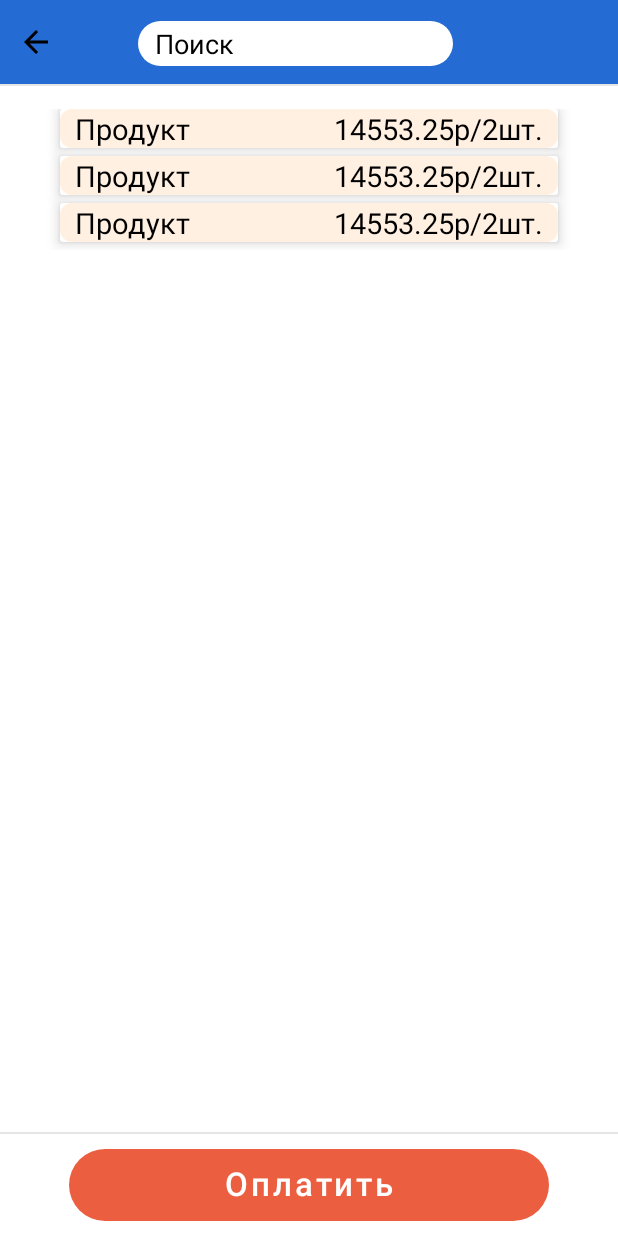
After one commit to Coo3n/Quick-Cheque, an Android app: the layout fragment_payment_window.xml on its own in the app's theme, with its tools: preview values and no code run, on a phone screen of 412 x 824 dp. The commit adds this screen. Run offline under Robolectric (Android 15) with nearby library versions, the phone set to English and light mode, and no system bars.

Commit message:
Added first version of payment fragment

```diff
--- a/app/build.gradle
+++ b/app/build.gradle
@@ -33,6 +33,7 @@ android {
         viewBinding true
         dataBinding true
     }
+    namespace 'com.example.quick_cheque'
 }
 
 dependencies {
--- a/app/src/main/AndroidManifest.xml
+++ b/app/src/main/AndroidManifest.xml
@@ -1,7 +1,6 @@
 <?xml version="1.0" encoding="utf-8"?>
 <manifest xmlns:android="http://schemas.android.com/apk/res/android"
-    xmlns:tools="http://schemas.android.com/tools"
-    package="com.example.quick_cheque">
+    xmlns:tools="http://schemas.android.com/tools">
 
     <application
         android:allowBackup="true"
--- a/app/src/main/java/com/example/quick_cheque/MainActivity.kt
+++ b/app/src/main/java/com/example/quick_cheque/MainActivity.kt
@@ -2,6 +2,7 @@ package com.example.quick_cheque
 
 import androidx.appcompat.app.AppCompatActivity
 import android.os.Bundle
+import com.example.quick_cheque.screens.PaymentWindowFragment
 import com.example.quick_cheque.screens.ReceiptWindowFragment
 
 
@@ -12,7 +13,7 @@ class MainActivity : AppCompatActivity() {
 
         supportFragmentManager
             .beginTransaction()
-            .add(R.id.container, ReceiptWindowFragment())
+            .add(R.id.container, PaymentWindowFragment())
             .commit()
     }
 }
--- /dev/null
+++ b/app/src/main/java/com/example/quick_cheque/delegates/ProductListDelegate.kt
@@ -0,0 +1,41 @@
+package com.example.quick_cheque.delegates
+
+import android.view.LayoutInflater
+import android.view.View
+import android.view.ViewGroup
+import android.widget.TextView
+import androidx.constraintlayout.widget.ConstraintLayout
+import androidx.recyclerview.widget.RecyclerView
+import com.example.quick_cheque.R
+import com.example.quick_cheque.list_items.ListItem
+import com.example.quick_cheque.list_items.ProductListItem
+
+class ProductListDelegate : Delegate {
+    override fun getViewHolder(parent: ViewGroup): RecyclerView.ViewHolder {
+        return ListViewHolder(
+            LayoutInflater.from(parent.context).inflate(R.layout.card_view_payment, parent, false)
+        )
+    }
+
+    override fun bindViewHolder(holder: RecyclerView.ViewHolder, listItem: ListItem) {
+        (holder as ListViewHolder).bind(listItem as ProductListItem)
+    }
+
+    override fun forItem(listItem: ListItem): Boolean = listItem is ProductListItem
+
+    inner class ListViewHolder(itemView: View) : RecyclerView.ViewHolder(itemView) {
+        private val productName: TextView = itemView.findViewById(R.id.productName)
+        private val price: TextView = itemView.findViewById(R.id.price)
+        private val count: TextView = itemView.findViewById(R.id.count)
+
+        fun bind(listItem: ProductListItem) {
+
+            with(listItem.product) {
+                this@ListViewHolder.productName.text = name;
+                this@ListViewHolder.price.text = price.toString() + "р/";
+                this@ListViewHolder.count.text = count.toString() + "шт.";
+            }
+
+        }
+    }
+}
--- /dev/null
+++ b/app/src/main/java/com/example/quick_cheque/list_items/ProductListItem.kt
@@ -0,0 +1,7 @@
+package com.example.quick_cheque.list_items
+
+import com.example.quick_cheque.model.Product
+
+class ProductListItem (
+    val product : Product
+) : ListItem
--- /dev/null
+++ b/app/src/main/java/com/example/quick_cheque/model/Product.kt
@@ -0,0 +1,15 @@
+package com.example.quick_cheque.model
+
+import java.math.BigDecimal
+
+class Product {
+    var name: String;
+    var price: BigDecimal;
+    var count: Int;
+
+    constructor(name: String, price: BigDecimal, count: Int) {
+        this.name = name;
+        this.price = price;
+        this.count = count;
+    }
+}
--- /dev/null
+++ b/app/src/main/java/com/example/quick_cheque/screens/PaymentWindowFragment.kt
@@ -0,0 +1,68 @@
+package com.example.quick_cheque.screens
+
+import android.os.Bundle
+import android.view.LayoutInflater
+import android.view.View
+import android.view.ViewGroup
+import androidx.fragment.app.Fragment
+import androidx.recyclerview.widget.LinearLayoutManager
+import androidx.recyclerview.widget.RecyclerView
+import com.example.quick_cheque.adapters.ListAdapterWithDelegates
+import com.example.quick_cheque.databinding.FragmentPaymentWindowBinding
+import com.example.quick_cheque.delegates.ProductListDelegate
+import com.example.quick_cheque.list_items.ProductListItem
+import com.example.quick_cheque.model.Product
+import java.math.BigDecimal
+
+class PaymentWindowFragment : Fragment() {
+    private var binding: FragmentPaymentWindowBinding? = null
+    private val _binding: FragmentPaymentWindowBinding
+        get() = binding!!
+
+    private lateinit var paymentRecyclerViewList: RecyclerView
+
+    override fun onCreateView(
+        inflater: LayoutInflater,
+        container: ViewGroup?,
+        savedInstanceState: Bundle?
+    ): View {
+        binding = FragmentPaymentWindowBinding.inflate(inflater)
+        return _binding.root
+    }
+
+    override fun onViewCreated(view: View, savedInstanceState: Bundle?) {
+        super.onViewCreated(view, savedInstanceState)
+        paymentRecyclerViewList = _binding.productList
+        paymentRecyclerViewList.layoutManager = LinearLayoutManager(requireContext())
+
+        paymentRecyclerViewList.adapter = ListAdapterWithDelegates(
+            delegates = listOf(ProductListDelegate()),
+            listItems = getProductList()
+        )
+    }
+
+    private fun getProductList(): List<ProductListItem> {
+        return listOf(
+            ProductListItem(
+                Product(
+                    name = "Cookies",
+                    price = BigDecimal("79.99"),
+                    count = 1,
+                ),
+            ),
+
+            ProductListItem(
+                Product(
+                    name = "Tea",
+                    price = BigDecimal("129.99"),
+                    count = 2,
+                ),
+            ),
+        )
+    }
+
+    override fun onDestroy() {
+        binding = null
+        super.onDestroy()
+    }
+}
--- /dev/null
+++ b/app/src/main/res/drawable/baseline_arrow_back_24.xml
@@ -0,0 +1,5 @@
+<vector android:autoMirrored="true" android:height="24dp"
+    android:tint="#000000" android:viewportHeight="24"
+    android:viewportWidth="24" android:width="24dp" xmlns:android="http://schemas.android.com/apk/res/android">
+    <path android:fillColor="@android:color/white" android:pathData="M20,11H7.83l5.59,-5.59L12,4l-8,8 8,8 1.41,-1.41L7.83,13H20v-2z"/>
+</vector>
--- /dev/null
+++ b/app/src/main/res/layout/card_view_payment.xml
@@ -0,0 +1,67 @@
+<?xml version="1.0" encoding="utf-8"?>
+<androidx.cardview.widget.CardView xmlns:android="http://schemas.android.com/apk/res/android"
+    xmlns:app="http://schemas.android.com/apk/res-auto"
+    xmlns:tools="http://schemas.android.com/tools"
+    android:id="@+id/itemViewPayment"
+    android:layout_width="match_parent"
+    android:layout_height="wrap_content"
+    android:layout_marginStart="20dp"
+    android:layout_marginEnd="20dp"
+    android:layout_marginBottom="5dp"
+    app:cardElevation="5dp"
+    app:cardPreventCornerOverlap="false">
+
+    <androidx.constraintlayout.widget.ConstraintLayout
+        android:id="@+id/wrapperListItem"
+        android:layout_width="match_parent"
+        android:layout_height="wrap_content">
+
+        <RelativeLayout
+            android:id="@+id/listItem"
+            android:layout_width="match_parent"
+            android:layout_height="wrap_content"
+            android:background="@drawable/custom_layer_list"
+            app:layout_constraintLeft_toLeftOf="parent"
+            app:layout_constraintRight_toRightOf="parent"
+            app:layout_constraintTop_toTopOf="parent">
+
+            <TextView
+                android:id="@+id/productName"
+                android:layout_width="wrap_content"
+                android:layout_height="wrap_content"
+                android:layout_marginStart="10dp"
+                android:layout_alignParentStart="true"
+                android:ellipsize="end"
+                android:maxLines="2"
+                android:textColor="@color/black"
+                android:textSize="19sp"
+                tools:text="Продукт" />
+
+            <TextView
+                android:id="@+id/price"
+                android:layout_width="wrap_content"
+                android:layout_height="wrap_content"
+                android:layout_marginStart="10dp"
+                android:ellipsize="end"
+                android:layout_toLeftOf="@+id/count"
+                android:maxLines="1"
+                android:textColor="@color/black"
+                android:textSize="19sp"
+                tools:text="14553.25р/" />
+
+            <TextView
+                android:id="@+id/count"
+                android:layout_width="wrap_content"
+                android:layout_height="wrap_content"
+                android:layout_alignParentEnd="true"
+                android:layout_marginEnd="10dp"
+                android:ellipsize="end"
+                android:maxLines="1"
+                android:textColor="@color/black"
+                android:textSize="19sp"
+                tools:text="2шт." />
+
+
+        </RelativeLayout>
+    </androidx.constraintlayout.widget.ConstraintLayout>
+</androidx.cardview.widget.CardView>
--- /dev/null
+++ b/app/src/main/res/layout/fragment_payment_window.xml
@@ -0,0 +1,111 @@
+<?xml version="1.0" encoding="utf-8"?>
+<androidx.constraintlayout.widget.ConstraintLayout xmlns:android="http://schemas.android.com/apk/res/android"
+    xmlns:app="http://schemas.android.com/apk/res-auto"
+    xmlns:tools="http://schemas.android.com/tools"
+    android:layout_width="match_parent"
+    android:layout_height="match_parent"
+    tools:context=".screens.ReceiptWindowFragment">
+
+    <androidx.constraintlayout.widget.ConstraintLayout
+        android:id="@+id/custom_toll_bar"
+        android:layout_width="match_parent"
+        android:layout_height="?android:actionBarSize"
+        android:background="@color/blue"
+        app:layout_constraintLeft_toLeftOf="parent"
+        app:layout_constraintRight_toRightOf="parent"
+        app:layout_constraintTop_toTopOf="parent">
+
+        <androidx.appcompat.widget.AppCompatImageButton
+            android:id="@+id/buttonBack"
+            android:layout_width="wrap_content"
+            android:layout_height="wrap_content"
+            android:layout_marginStart="12dp"
+            android:layout_marginTop="17dp"
+            android:layout_marginEnd="30dp"
+            android:layout_marginBottom="17dp"
+            android:background="@color/blue"
+            android:scaleType="centerCrop"
+            android:src="@drawable/baseline_arrow_back_24"
+            android:tint="@color/black"
+            app:layout_constraintBottom_toBottomOf="parent"
+            app:layout_constraintLeft_toLeftOf="parent"
+            app:layout_constraintTop_toTopOf="parent" />
+
+        <androidx.appcompat.widget.AppCompatEditText
+            android:layout_width="210dp"
+            android:layout_height="30dp"
+            android:layout_marginStart="30dp"
+            android:layout_marginTop="15dp"
+            android:layout_marginEnd="84dp"
+            android:layout_marginBottom="13dp"
+            android:background="@drawable/style_for_toolbar_search"
+            android:ellipsize="end"
+            android:hint="@string/search"
+            android:maxLines="1"
+            android:paddingStart="11dp"
+            android:paddingEnd="10dp"
+            android:textColor="@color/black"
+            android:textColorHint="@color/black"
+            app:layout_constraintBottom_toBottomOf="parent"
+            app:layout_constraintLeft_toRightOf="@id/buttonBack"
+            app:layout_constraintRight_toRightOf="parent"
+            app:layout_constraintTop_toTopOf="parent" />
+    </androidx.constraintlayout.widget.ConstraintLayout>
+
+    <View
+        android:id="@+id/firstDividingStrip"
+        android:layout_width="match_parent"
+        android:layout_height="1dp"
+        android:background="@color/gray"
+        app:layout_constraintLeft_toLeftOf="parent"
+        app:layout_constraintRight_toRightOf="parent"
+        app:layout_constraintTop_toBottomOf="@+id/custom_toll_bar" />
+
+    <androidx.recyclerview.widget.RecyclerView
+        android:id="@+id/productList"
+        android:layout_width="match_parent"
+        android:layout_height="wrap_content"
+        android:layout_marginStart="20dp"
+        android:layout_marginEnd="20dp"
+        android:layout_marginBottom="20dp"
+        android:overScrollMode="never"
+        android:paddingTop="15dp"
+        android:scrollbars="none"
+        app:layout_constrainedHeight="true"
+        app:layout_constraintBottom_toTopOf="@id/secondDividingStrip"
+        app:layout_constraintLeft_toLeftOf="parent"
+        app:layout_constraintRight_toRightOf="parent"
+        app:layout_constraintTop_toBottomOf="@id/firstDividingStrip"
+        app:layout_constraintVertical_bias="0"
+        app:layout_constraintVertical_chainStyle="packed"
+        tools:listitem="@layout/card_view_payment" />
+
+    <View
+        android:id="@+id/secondDividingStrip"
+        android:layout_width="match_parent"
+        android:layout_height="1dp"
+        android:layout_marginBottom="10dp"
+        android:background="@color/gray"
+        app:layout_constraintBottom_toTopOf="@id/buttonNextToDistributeCheque"
+        app:layout_constraintLeft_toLeftOf="parent"
+        app:layout_constraintRight_toRightOf="parent" />
+
+    <Button
+        android:id="@+id/buttonNextToDistributeCheque"
+        android:layout_width="320dp"
+        android:layout_height="48dp"
+        android:layout_marginStart="20dp"
+        android:layout_marginEnd="20dp"
+        android:layout_marginBottom="10dp"
+        android:background="@drawable/orange_style_button_next_to_distribute_cheque"
+        android:gravity="center"
+        android:paddingTop="1dp"
+        android:paddingBottom="4dp"
+        android:text="@string/pay"
+        android:textAllCaps="false"
+        android:textColor="@color/white"
+        android:textSize="22sp"
+        app:layout_constraintBottom_toBottomOf="parent"
+        app:layout_constraintLeft_toLeftOf="parent"
+        app:layout_constraintRight_toRightOf="parent" />
+</androidx.constraintlayout.widget.ConstraintLayout>
--- a/app/src/main/res/values/strings.xml
+++ b/app/src/main/res/values/strings.xml
@@ -8,4 +8,5 @@
     <string name="admin">Админ</string>
     <string name="participants">Участники</string>
     <string name="sumOfCheque">Сумма чека</string>
+    <string name="pay">Оплатить</string>
 </resources>
--- a/build.gradle
+++ b/build.gradle
@@ -1,8 +1,8 @@
 // Top-level build file where you can add configuration options common to all sub-projects/modules.
 plugins {
-    id 'com.android.application' version '7.2.1' apply false
-    id 'com.android.library' version '7.2.1' apply false
-    id 'org.jetbrains.kotlin.android' version '1.6.10' apply false
+    id 'com.android.application' version '7.4.2' apply false
+    id 'com.android.library' version '7.4.2' apply false
+    id 'org.jetbrains.kotlin.android' version '1.6.21' apply false
 }
 
 task clean(type: Delete) {
```
Also changed, not shown: gradle/wrapper/gradle-wrapper.properties.
